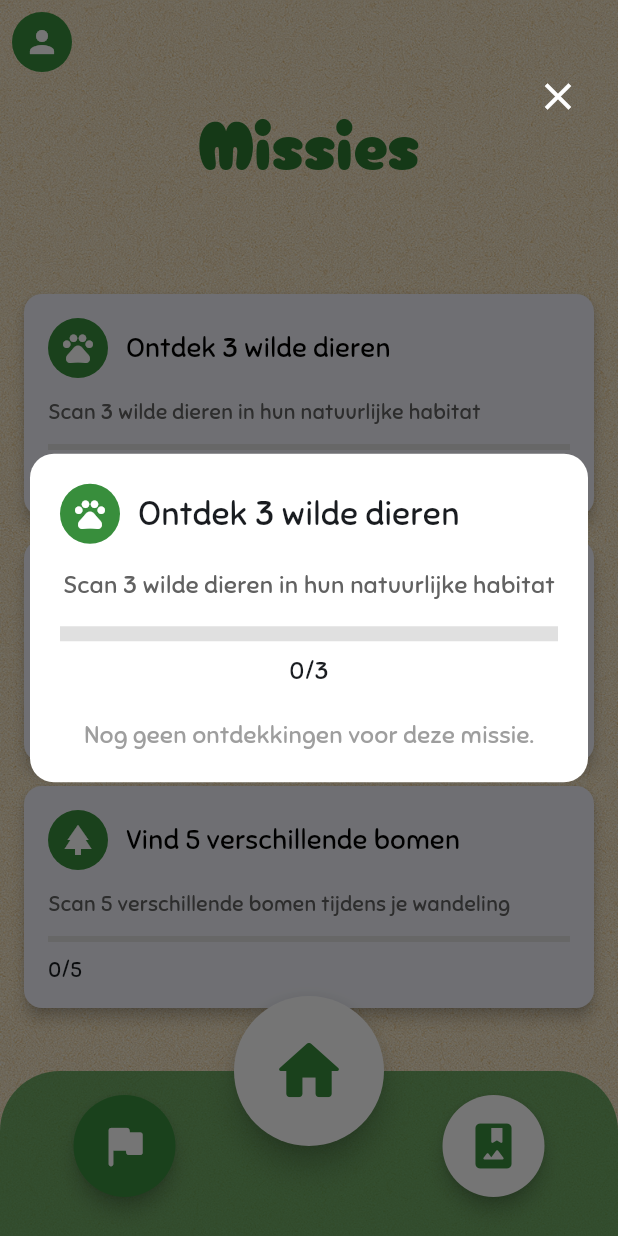
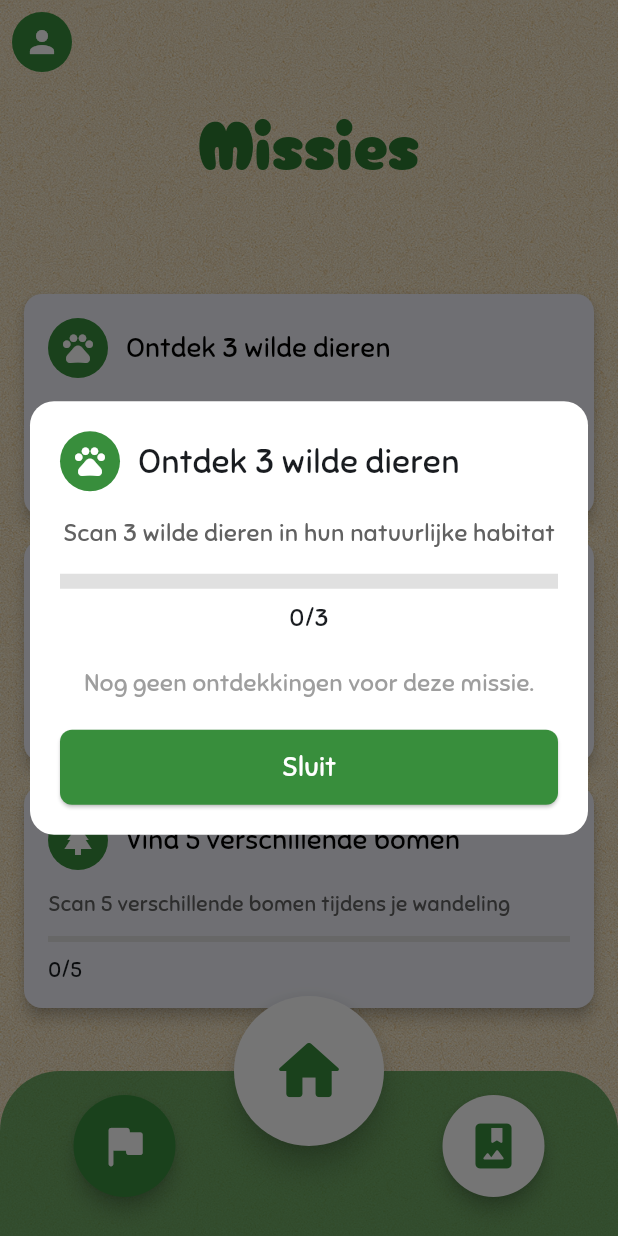
Before and after one commit to SeppeVerbekenEHB/wandelwijs, a Flutter app: the MissionsScreen screen opened by its route, after a tap on "Ontdek 3 wilde dieren", on a phone screen of 412 x 824 dp. Run offline on Flutter 3.47's test engine with Material 3 defaults, Android fonts, the phone set to English and light mode, and no system bars; our stand-ins replace camera, cloud_firestore, firebase_auth, firebase_core; accounts and stored records are empty.

Commit message:
Refactor mission details overlay for improved layout and user interaction

```diff
--- a/lib/screens/missions/missions_screen.dart
+++ b/lib/screens/missions/missions_screen.dart
@@ -47,23 +47,7 @@ class _MissionsScreenState extends State<MissionsScreen> {
     overlayEntry = OverlayEntry(
       builder: (context) => Material(
         color: Colors.black54,
-        child: GestureDetector(
-          onTap: () => overlayEntry.remove(),
-          child: Stack(
-            children: [
-              // Close button at the top
-              Positioned(
-                top: 40,
-                right: 16,
-                child: IconButton(
-                  icon: const Icon(Icons.close, color: Colors.white, size: 30),
-                  onPressed: () => overlayEntry.remove(),
-                ),
-              ),
-              // Mission details content
-              Center(
-                child: GestureDetector(
-                  onTap: () {}, // Prevent taps from closing overlay
+        child: Center(
           child: Container(
             margin: const EdgeInsets.symmetric(horizontal: 20),
             padding: const EdgeInsets.all(20),
@@ -210,7 +194,25 @@ class _MissionsScreenState extends State<MissionsScreen> {
                     ),
                   ),
                 ],
-                      ],
+                const SizedBox(height: 20),
+                // Close button
+                SizedBox(
+                  width: double.infinity,
+                  child: ElevatedButton(
+                    onPressed: () => overlayEntry.remove(),
+                    style: ElevatedButton.styleFrom(
+                      backgroundColor: Colors.green[700],
+                      padding: const EdgeInsets.symmetric(vertical: 12),
+                      shape: RoundedRectangleBorder(
+                        borderRadius: BorderRadius.circular(8),
+                      ),
+                    ),
+                    child: const Text(
+                      'Sluit',
+                      style: TextStyle(
+                        fontFamily: 'Sniglet',
+                        fontSize: 18,
+                        color: Colors.white,
                       ),
                     ),
                   ),
@@ -218,7 +220,7 @@ class _MissionsScreenState extends State<MissionsScreen> {
               ],
             ),
           ),
-
+        ),
       ),
       );
 
```
Lines whose indentation alone changed are shown as unchanged.
